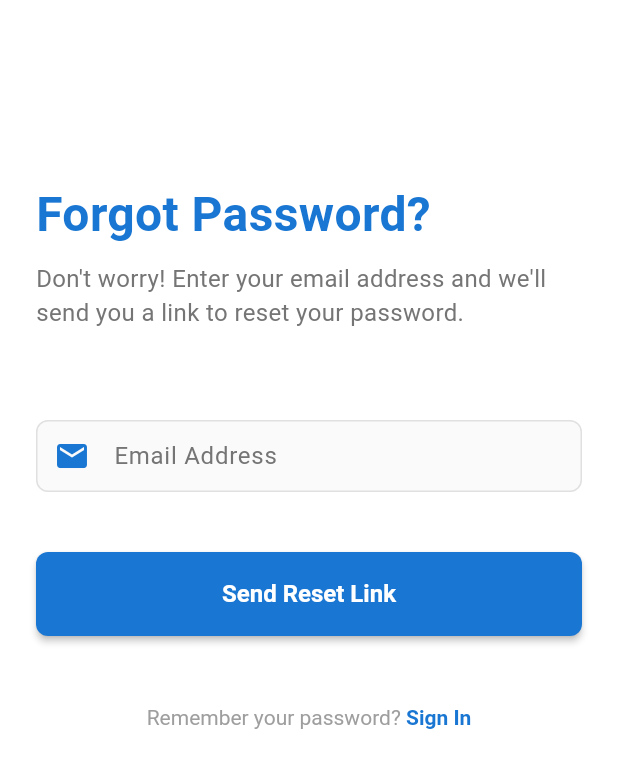
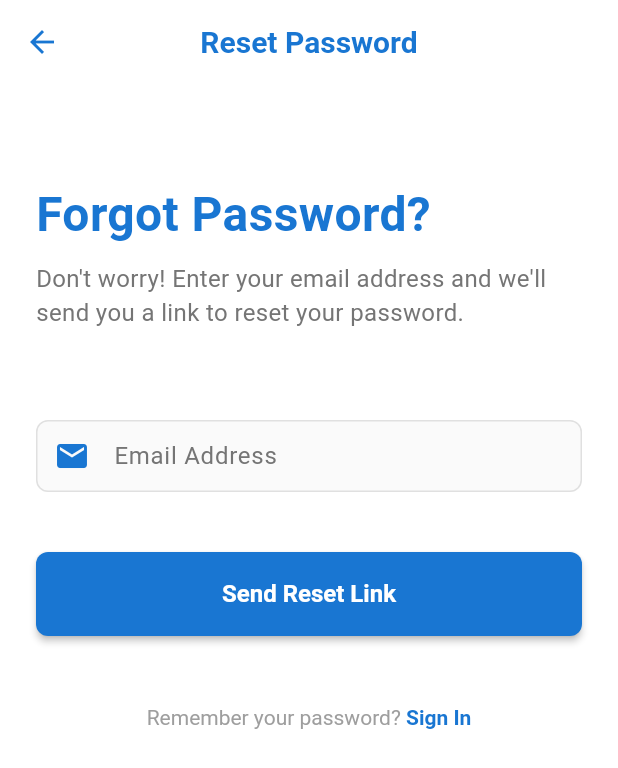
Before and after one commit to RensithUdara/HRMS-Mobile-App, a Flutter app: the ForgotPasswordScreen screen opened by its route, on a phone screen of 412 x 824 dp. Shown: the top 768 px of the screen. Run offline on Flutter 3.47's test engine with Material 3 defaults, Android fonts, the phone set to English and light mode, and no system bars; our stand-ins replace cloud_firestore, equatable, file_picker, firebase_auth, firebase_core, firebase_messaging and 10 more; accounts and stored records are empty.

Commit message:
Refactor ForgotPasswordScreen to enhance UI and improve user experience

```diff
--- a/lib/views/auth/forgot_password_screen.dart
+++ b/lib/views/auth/forgot_password_screen.dart
@@ -37,9 +37,20 @@ class _ForgotPasswordScreenState extends State<ForgotPasswordScreen> {
     return Scaffold(
       backgroundColor: Colors.white,
       appBar: AppBar(
-        backgroundColor: Colors.transparent,
+        backgroundColor: Colors.white,
         elevation: 0,
-        iconTheme: const IconThemeData(color: AppTheme.primaryColor),
+        leading: IconButton(
+          icon: const Icon(Icons.arrow_back, color: AppTheme.primaryColor),
+          onPressed: () => context.go('/login'),
+        ),
+        title: const Text(
+          'Reset Password',
+          style: TextStyle(
+            color: AppTheme.primaryColor,
+            fontWeight: FontWeight.w600,
+          ),
+        ),
+        centerTitle: true,
       ),
       body: BlocListener<AuthBloc, AuthState>(
         listener: (context, state) {
```
